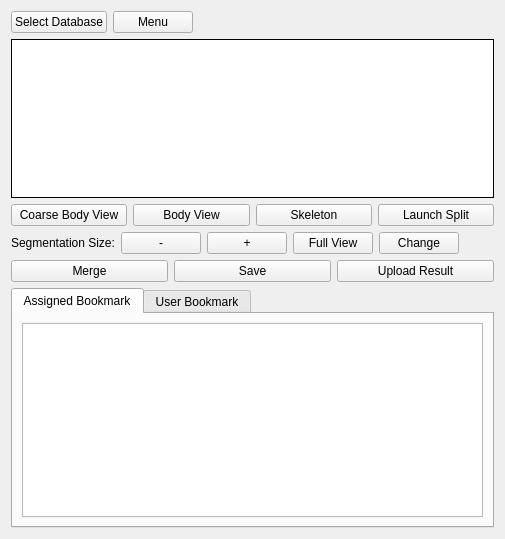
The window that neurolabi/gui/flyem/flyemproofcontrolform.ui (janelia-flyem/NeuTu) describes before a commit, drawn with Qt 5.
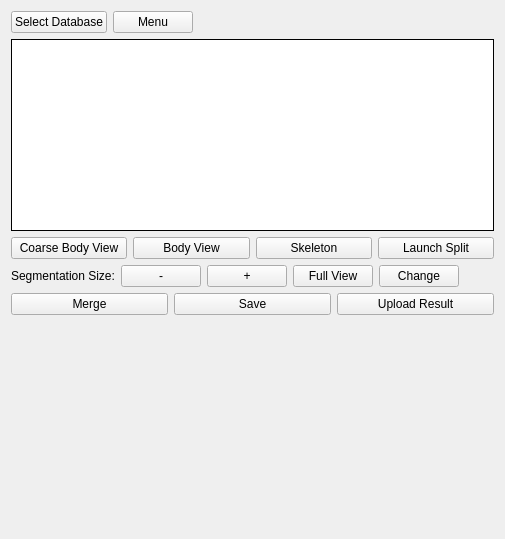
The same window after the commit. The open tabs and pages were chosen to show the change. Custom widgets are drawn as their Qt base class.

Commit message: use bookmark widget in control forms

Patch:
```diff
--- a/neurolabi/gui/flyem/flyemproofcontrolform.ui
+++ b/neurolabi/gui/flyem/flyemproofcontrolform.ui
@@ -189,50 +189,23 @@
     </layout>
    </item>
    <item>
-    <widget class="QTabWidget" name="bookmarkWidget">
-     <property name="currentIndex">
-      <number>1</number>
+    <widget class="ZFlyEmBookmarkWidget" name="bookmarkWidget" native="true">
+     <property name="sizePolicy">
+      <sizepolicy hsizetype="Preferred" vsizetype="Expanding">
+       <horstretch>0</horstretch>
+       <verstretch>0</verstretch>
+      </sizepolicy>
      </property>
-     <widget class="QWidget" name="tab">
-      <attribute name="title">
-       <string>Assigned Bookmark</string>
-      </attribute>
-      <layout class="QVBoxLayout" name="verticalLayout_2">
-       <item>
-        <widget class="ZFlyEmBookmarkView" name="bookmarkView">
-         <property name="sizePolicy">
-          <sizepolicy hsizetype="MinimumExpanding" vsizetype="MinimumExpanding">
-           <horstretch>0</horstretch>
-           <verstretch>0</verstretch>
-          </sizepolicy>
-         </property>
-        </widget>
-       </item>
-      </layout>
-     </widget>
-     <widget class="QWidget" name="tab_2">
-      <attribute name="title">
-       <string>User Bookmark</string>
-      </attribute>
-      <layout class="QVBoxLayout" name="verticalLayout_3">
-       <item>
-        <widget class="ZFlyEmBookmarkView" name="userBookmarkView">
-         <property name="focusPolicy">
-          <enum>Qt::NoFocus</enum>
-         </property>
-        </widget>
-       </item>
-      </layout>
-     </widget>
     </widget>
    </item>
   </layout>
  </widget>
  <customwidgets>
   <customwidget>
-   <class>ZFlyEmBookmarkView</class>
-   <extends>QTableView</extends>
-   <header>flyem/zflyembookmarkview.h</header>
+   <class>ZFlyEmBookmarkWidget</class>
+   <extends>QWidget</extends>
+   <header location="global">flyem/zflyembookmarkwidget.h</header>
+   <container>1</container>
   </customwidget>
  </customwidgets>
  <resources/>
```
The commit also changes 1 other file.
